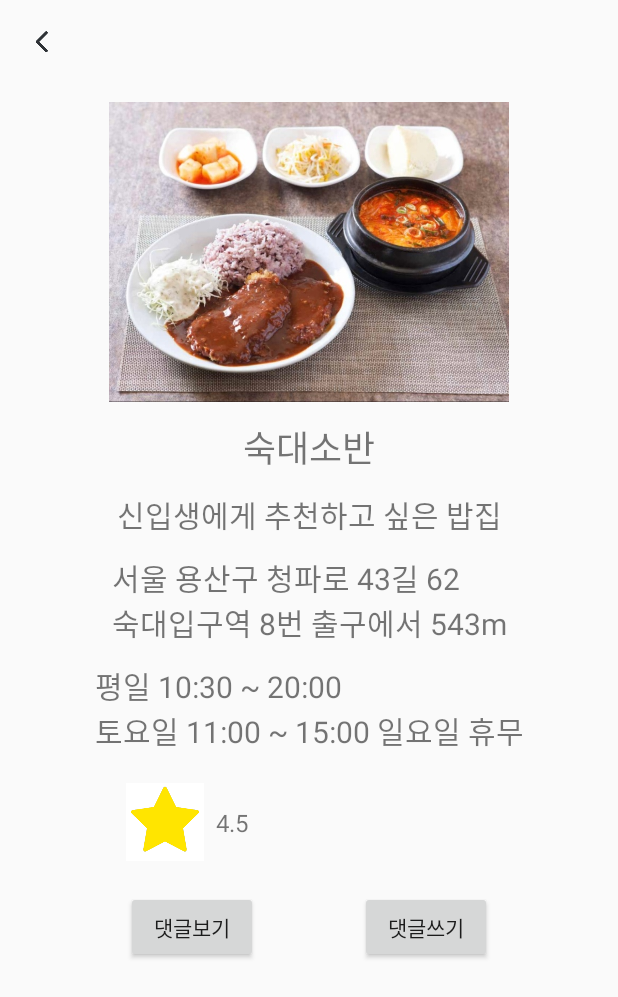
After one commit to JEONGEUN0204/UNI-D, an Android app: the SookActivity screen opened directly, with no data from a screen before it, on a phone screen of 412 x 824 dp. The commit adds this screen. Shown: the top 997 px of the screen. Run offline under Robolectric (Android 15) with nearby library versions, the phone set to English and light mode, and no system bars.

Commit message:
view 추가

```diff
--- a/android/InitScreen/app/src/main/AndroidManifest.xml
+++ b/android/InitScreen/app/src/main/AndroidManifest.xml
@@ -46,6 +46,8 @@
         <activity android:name=".MihoActivity"/>
         <activity android:name=".SsangActivity"/>
         <activity android:name=".MypageActivity"/>
+        <activity android:name=".SookActivity"/>
+        <activity android:name=".ThehamActivity"/>
 
         <activity
             android:name=".HomeActivity"
--- a/android/InitScreen/app/src/main/java/com/hackathon/initscreen/SmwActivity.kt
+++ b/android/InitScreen/app/src/main/java/com/hackathon/initscreen/SmwActivity.kt
@@ -17,5 +17,9 @@ class SmwActivity: AppCompatActivity() {
             val intent = Intent(this,KoreanfoodActivity::class.java)
             startActivity(intent)
         }
+        binding.ivSchoolBack.setOnClickListener {
+            val intent = Intent(this,HomeActivity::class.java)
+            startActivity(intent)
+        }
     }
 }
--- /dev/null
+++ b/android/InitScreen/app/src/main/java/com/hackathon/initscreen/SookActivity.kt
@@ -0,0 +1,21 @@
+package com.hackathon.initscreen
+
+import android.content.Intent
+import android.os.Bundle
+import androidx.appcompat.app.AppCompatActivity
+import com.hackathon.initscreen.databinding.ActivitySookBinding
+
+class SookActivity: AppCompatActivity() {
+    private lateinit var binding: ActivitySookBinding
+
+    override fun onCreate(savedInstanceState: Bundle?) {
+        super.onCreate(savedInstanceState)
+        binding = ActivitySookBinding.inflate(layoutInflater)
+        setContentView(binding.root)
+
+        binding.btnCommentWrite.setOnClickListener {
+            val writeintent = Intent(this, CommentWriteActivity::class.java)
+            startActivity(writeintent)
+        }
+    }
+}
--- /dev/null
+++ b/android/InitScreen/app/src/main/res/layout/activity_sook.xml
@@ -0,0 +1,136 @@
+<?xml version="1.0" encoding="utf-8"?>
+<androidx.constraintlayout.widget.ConstraintLayout
+    xmlns:android="http://schemas.android.com/apk/res/android"
+    xmlns:app="http://schemas.android.com/apk/res-auto"
+    android:layout_width="match_parent"
+    android:layout_height="match_parent">
+
+    <androidx.appcompat.widget.Toolbar
+        android:id="@+id/tb_food_detail"
+        android:layout_width="match_parent"
+        android:layout_height="wrap_content"
+        app:layout_constraintStart_toStartOf="parent"
+        app:layout_constraintTop_toTopOf="parent">
+
+        <ImageView
+            android:id="@+id/iv_detail_back"
+            android:layout_width="wrap_content"
+            android:layout_height="wrap_content"
+            android:layout_marginStart="12dp"
+            android:layout_marginTop="12dp"
+            android:clickable="true"
+            android:src="@drawable/icon_back_stroke"/>
+    </androidx.appcompat.widget.Toolbar>
+
+    <androidx.core.widget.NestedScrollView
+        android:id="@+id/nsv_sook"
+        android:layout_width="match_parent"
+        android:layout_height="0dp"
+        android:overScrollMode="never"
+        app:layout_constraintStart_toStartOf="parent"
+        app:layout_constraintEnd_toEndOf="parent"
+        app:layout_constraintBottom_toBottomOf="parent"
+        app:layout_constraintTop_toBottomOf="@id/tb_food_detail">
+
+        <androidx.constraintlayout.widget.ConstraintLayout
+            android:layout_width="match_parent"
+            android:layout_height="wrap_content"
+            android:paddingStart="16dp"
+            android:paddingEnd="16dp"
+            android:paddingTop="12dp"
+            android:paddingBottom="12dp">
+
+            <ImageView
+                android:id="@+id/iv_sook"
+                android:layout_width="match_parent"
+                android:layout_height="200dp"
+                android:src="@drawable/sook"
+                app:layout_constraintStart_toStartOf="parent"
+                app:layout_constraintTop_toTopOf="parent"
+                app:layout_constraintEnd_toEndOf="parent" />
+
+            <TextView
+                android:id="@+id/tv_sook"
+                android:layout_width="wrap_content"
+                android:layout_height="wrap_content"
+                android:text="숙대소반"
+                android:textSize="24sp"
+                android:clickable="true"
+                android:layout_marginTop="12dp"
+                app:layout_constraintStart_toStartOf="parent"
+                app:layout_constraintEnd_toEndOf="parent"
+                app:layout_constraintTop_toBottomOf="@+id/iv_sook"/>
+            <TextView
+                android:id="@+id/tv_sook_summary"
+                android:layout_width="wrap_content"
+                android:layout_height="wrap_content"
+                android:text="신입생에게 추천하고 싶은 밥집"
+                android:textSize="20sp"
+                android:layout_marginTop="12dp"
+                app:layout_constraintStart_toStartOf="parent"
+                app:layout_constraintEnd_toEndOf="parent"
+                app:layout_constraintTop_toBottomOf="@+id/tv_sook"/>
+            <TextView
+                android:id="@+id/tv_sook_location"
+                android:layout_width="wrap_content"
+                android:layout_height="wrap_content"
+                android:text="서울 용산구 청파로 43길 62 \n숙대입구역 8번 출구에서 543m"
+                android:textSize="20sp"
+                android:layout_marginTop="12dp"
+                app:layout_constraintStart_toStartOf="parent"
+                app:layout_constraintEnd_toEndOf="parent"
+                app:layout_constraintTop_toBottomOf="@+id/tv_sook_summary"/>
+            <TextView
+                android:id="@+id/tv_sook_time"
+                android:layout_width="wrap_content"
+                android:layout_height="wrap_content"
+                android:text="평일 10:30 ~ 20:00\n토요일 11:00 ~ 15:00 일요일 휴무"
+                android:textSize="20sp"
+                android:layout_marginTop="12dp"
+                app:layout_constraintStart_toStartOf="parent"
+                app:layout_constraintEnd_toEndOf="parent"
+                app:layout_constraintTop_toBottomOf="@+id/tv_sook_location"/>
+
+            <ImageView
+                android:id="@+id/iv_star"
+                android:layout_width="52dp"
+                android:layout_height="52dp"
+                android:src="@drawable/star"
+                android:layout_marginTop="20dp"
+                app:layout_constraintStart_toStartOf="@id/btn_comment_see"
+                app:layout_constraintTop_toBottomOf="@id/tv_sook_time"/>
+            <TextView
+                android:id="@+id/tv_star"
+                android:layout_width="wrap_content"
+                android:layout_height="wrap_content"
+                android:text="4.5"
+                android:textSize="16sp"
+                android:layout_marginStart="8dp"
+                app:layout_constraintTop_toTopOf="@id/iv_star"
+                app:layout_constraintBottom_toBottomOf="@id/iv_star"
+                app:layout_constraintStart_toEndOf="@id/iv_star"/>
+            <Button
+                android:id="@+id/btn_comment_see"
+                android:layout_width="wrap_content"
+                android:layout_height="wrap_content"
+                android:layout_marginTop="20dp"
+                android:text="댓글보기"
+                app:layout_constraintStart_toStartOf="parent"
+                app:layout_constraintEnd_toStartOf="@id/btn_comment_write"
+                app:layout_constraintTop_toBottomOf="@+id/iv_star"/>
+
+            <Button
+                android:id="@+id/btn_comment_write"
+                android:layout_width="wrap_content"
+                android:layout_height="wrap_content"
+                android:text="댓글쓰기"
+                app:layout_constraintStart_toEndOf="@id/btn_comment_see"
+                app:layout_constraintEnd_toEndOf="parent"
+                app:layout_constraintTop_toTopOf="@id/btn_comment_see"
+                app:layout_constraintBottom_toBottomOf="@id/btn_comment_see"/>
+
+        </androidx.constraintlayout.widget.ConstraintLayout>
+
+    </androidx.core.widget.NestedScrollView>
+
+</androidx.constraintlayout.widget.ConstraintLayout>
```
Also changed, not shown: android/InitScreen/app/src/main/java/com/hackathon/initscreen/ThehamActivity.kt (added, +21 -0 lines), android/InitScreen/app/src/main/res/layout/activity_theham.xml (added, +137 -0 lines), android/InitScreen/app/src/main/res/drawable/sook.jpeg (added), android/InitScreen/app/src/main/res/drawable/theham.jpeg (added).
